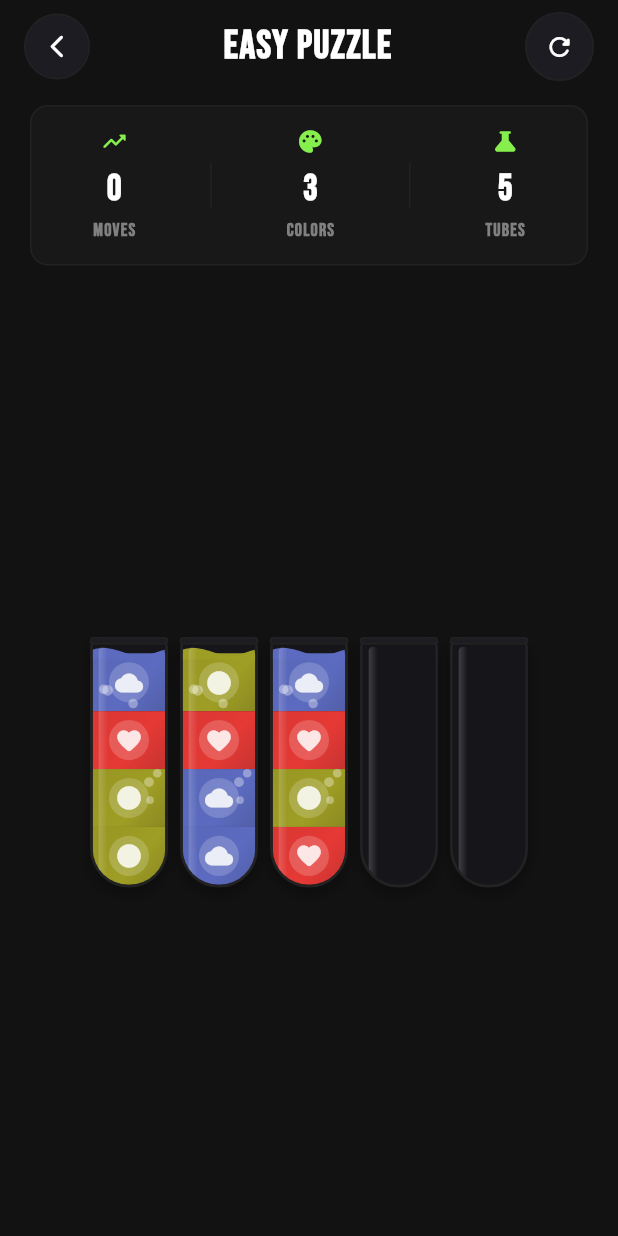
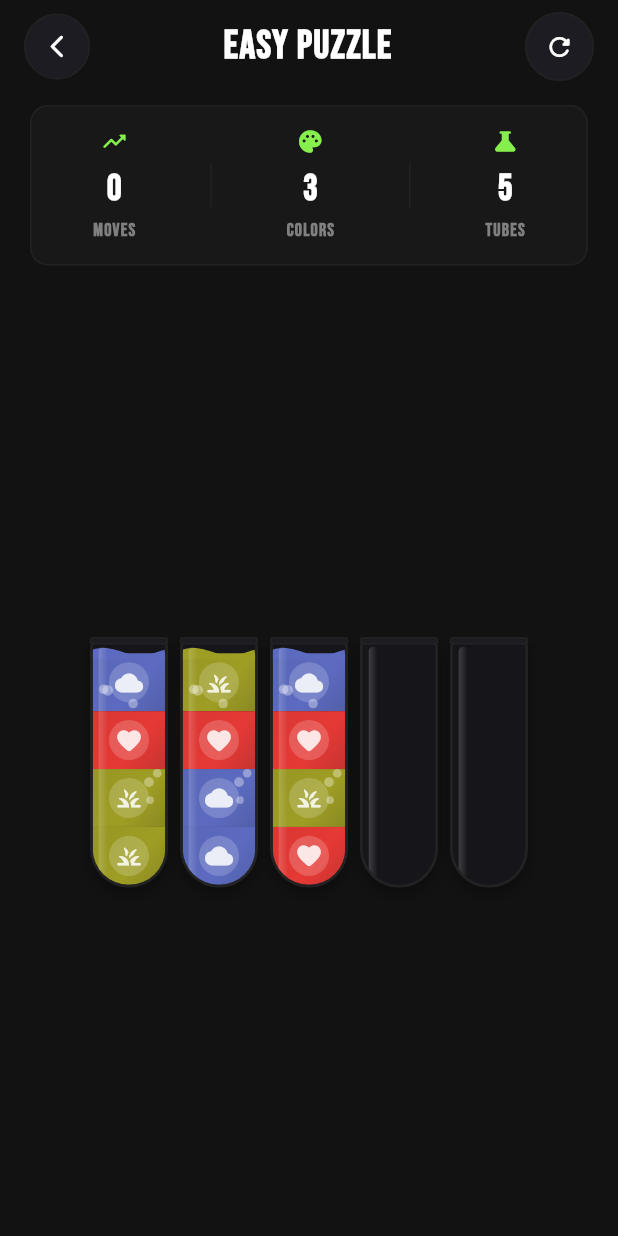
Before and after one commit to whatever-collab/my-water-sort, a Flutter app: the GameView screen opened directly, on a phone screen of 412 x 824 dp. Run offline on Flutter 3.47's test engine with Material 3 defaults, Android fonts, the phone set to English and light mode, and no system bars; our stand-ins replace flutter_riverpod, hive, hive_flutter; accounts and stored records are empty.

Commit message:
Colors fix #5

```diff
--- a/lib/ui/core/theme/app_colors.dart
+++ b/lib/ui/core/theme/app_colors.dart
@@ -22,7 +22,7 @@ class AppColors {
   static const Color lightCard = Color(0xFF1C1C22);
   static const Color lightBorder = Color(0xFF86EF4D);
 
-  // Tube water colors - solid, vibrant, saturated
+  // Tube water colors - solid, vibrant, easily distinguishable
   static const List<Color> waterColors = [
     Color(0xFFE53935), // Red
     Color(0xFF1E88E5), // Blue
@@ -32,13 +32,13 @@ class AppColors {
     Color(0xFF8E24AA), // Purple
     Color(0xFFEC407A), // Pink
     Color(0xFF00ACC1), // Cyan
-    Color(0xFF7CB342), // Lime
-    Color(0xFFFB8C00), // Deep Orange
+    Color(0xFFB39DDB), // Lavender
+    Color(0xFFFF7043), // Coral
     Color(0xFF5C6BC0), // Indigo
-    Color(0xFF26A69A), // Teal
+    Color(0xFF009688), // Teal
     Color(0xFF8D6E63), // Brown
-    Color(0xFFD81B60), // Magenta
-    Color(0xFFFFB300), // Amber
+    Color(0xFFB71C1C), // Crimson
+    Color(0xFFAD1457), // Maroon
     Color(0xFF9E9D24), // Olive
   ];
 }
--- a/lib/ui/core/widgets/tube_widget.dart
+++ b/lib/ui/core/widgets/tube_widget.dart
@@ -58,10 +58,14 @@ class _TubeWidgetState extends State<TubeWidget> with SingleTickerProviderStateM
       case 0x8E24AA: return Icons.dark_mode_rounded;
       case 0xEC407A: return Icons.auto_awesome_rounded;
       case 0x00ACC1: return Icons.ac_unit_rounded;
-      case 0x7CB342: return Icons.change_history_rounded;
-      case 0xFB8C00: return Icons.local_fire_department_rounded;
+      case 0xB39DDB: return Icons.palette_rounded;
+      case 0xFF7043: return Icons.whatshot_rounded;
       case 0x5C6BC0: return Icons.cloud_rounded;
-      case 0x26A69A: return Icons.diamond_rounded;
+      case 0x009688: return Icons.diamond_rounded;
+      case 0x8D6E63: return Icons.cookie_rounded;
+      case 0xB71C1C: return Icons.bolt_rounded;
+      case 0xAD1457: return Icons.nightlight_rounded;
+      case 0x9E9D24: return Icons.grass_rounded;
       default: return Icons.brightness_1_rounded;
     }
   }
```
